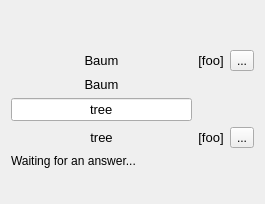
Old version of the form src/practice/practice_widget_written.ui in the repository KDE/parley.
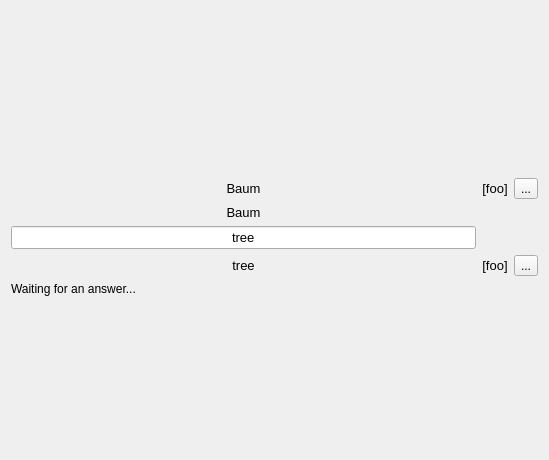
New version of the form. Custom widgets are drawn as their Qt base class.

Commit message: Added synonyms back to written mode Other modes can also implement and show synonyms for the answer

Diff of the .ui file:
```diff
--- a/src/practice/practice_widget_written.ui
+++ b/src/practice/practice_widget_written.ui
@@ -6,8 +6,8 @@
    <rect>
     <x>0</x>
     <y>0</y>
-    <width>265</width>
-    <height>204</height>
+    <width>549</width>
+    <height>460</height>
    </rect>
   </property>
   <property name="windowTitle">
@@ -51,7 +51,7 @@
        </property>
       </widget>
      </item>
-     <item row="3" column="0">
+     <item row="5" column="0">
       <widget class="KLineEdit" name="answerEdit">
        <property name="font">
         <font>
@@ -69,7 +69,7 @@
        </property>
       </widget>
      </item>
-     <item row="4" column="0">
+     <item row="7" column="0">
       <widget class="QLabel" name="solutionLabel">
        <property name="font">
         <font>
@@ -87,7 +87,7 @@
        </property>
       </widget>
      </item>
-     <item row="4" column="1">
+     <item row="7" column="1">
       <widget class="QLabel" name="solutionPronunciationLabel">
        <property name="font">
         <font>
@@ -102,14 +102,14 @@
        </property>
       </widget>
      </item>
-     <item row="4" column="2">
+     <item row="7" column="2">
       <widget class="Practice::AudioButton" name="solutionSoundButton">
        <property name="text">
         <string>...</string>
        </property>
       </widget>
      </item>
-     <item row="2" column="0">
+     <item row="3" column="0">
       <widget class="QLabel" name="mixedSolutionLabel">
        <property name="font">
         <font>
```
Left out of the diff: 3 changed lines with no effect on the pictures. The commit also changes 13 other files.
